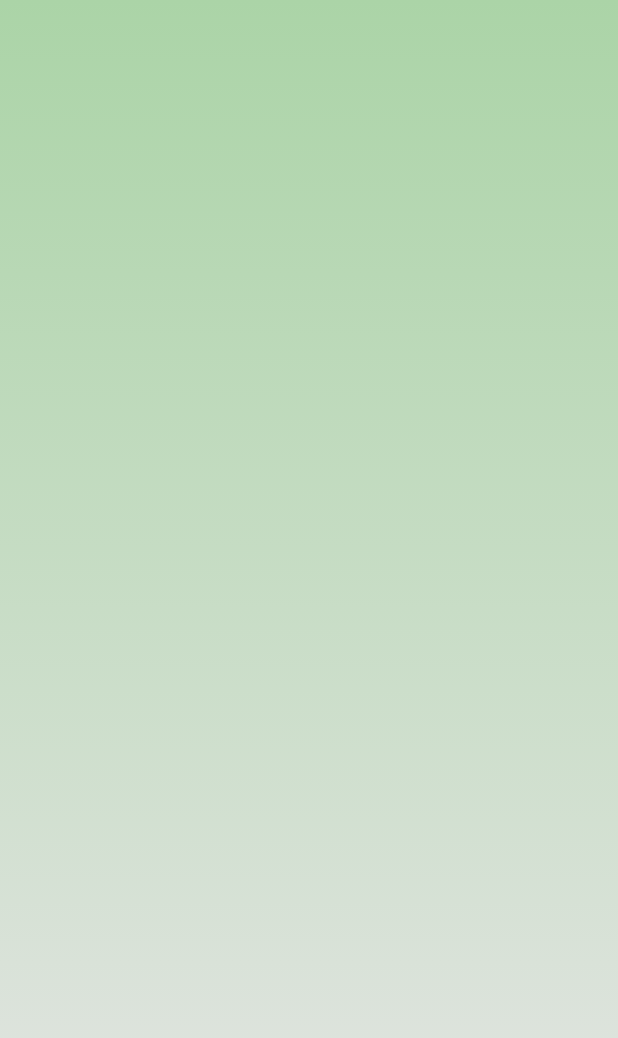
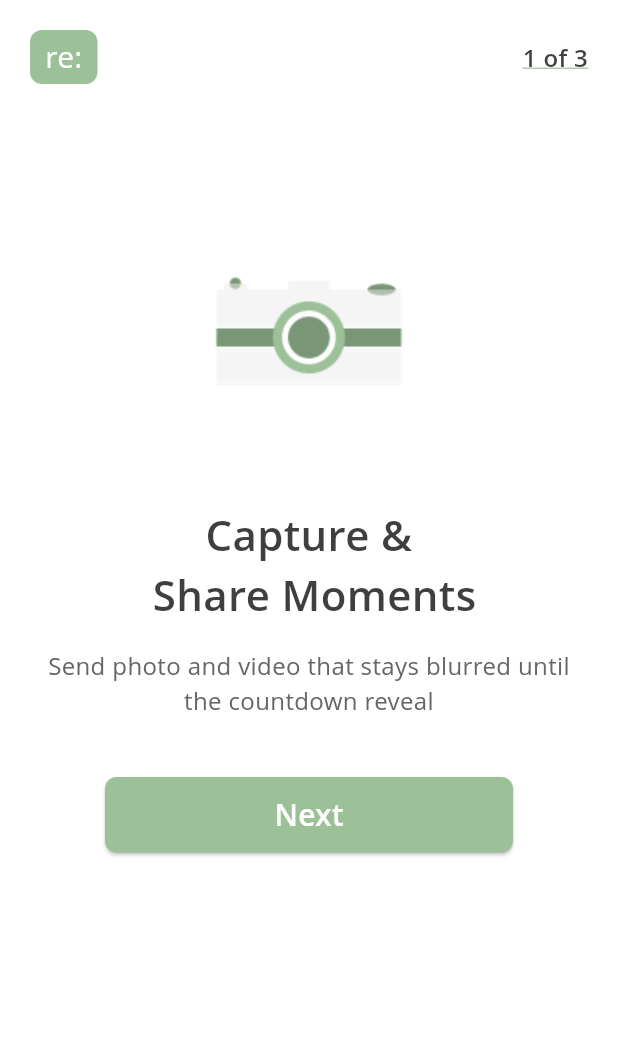
Before and after one commit to MdLimon123/Ree-Socal_Media-App, a Flutter app: the screen it shows after launch, on a phone screen of 412 x 824 dp. Shown: the top 1038 px of the screen. Run offline on Flutter 3.47's test engine with Material 3 defaults, Android fonts, the phone set to English and light mode, and no system bars; our stand-ins replace flutter_screenutil, flutter_spinkit, flutter_svg, get, shared_preferences.

Commit message:
complete onboad screen

```diff
--- a/lib/themes/dark_theme.dart
+++ b/lib/themes/dark_theme.dart
@@ -4,7 +4,7 @@ import 'package:ree_social_media_app/utils/app_colors.dart';
 
 
 ThemeData dark({Color color = const Color(0xFF2683EB)}) => ThemeData(
-  fontFamily: 'Roboto',
+  fontFamily: 'OpenSans',
   primaryColor: color,
   scaffoldBackgroundColor:AppColors.backgroundColor,
   secondaryHeaderColor:  color.withValues(alpha: 0.4),
--- a/lib/themes/light_theme.dart
+++ b/lib/themes/light_theme.dart
@@ -1,7 +1,7 @@
 import 'package:flutter/material.dart';
 
 ThemeData light({Color color = const Color(0xFF039D55)}) => ThemeData(
-  fontFamily: 'Roboto',
+  fontFamily: 'OpenSans',
   primaryColor: color,
   secondaryHeaderColor: Color(0xFF1ED7AA),
   disabledColor: Color(0xFFBABFC4),
--- a/lib/utils/style.dart
+++ b/lib/utils/style.dart
@@ -30,7 +30,7 @@ class AppStyles {
   }) {
     return TextStyle(
         color: color,
-        fontSize: 18.sp,
+        fontSize: 20,
         letterSpacing: letterSpacing,
         fontWeight: fontWeight ?? FontWeight.w400);
   }
--- a/lib/views/base/custom_button.dart
+++ b/lib/views/base/custom_button.dart
@@ -26,17 +26,17 @@ class CustomButton extends StatelessWidget {
       child: ElevatedButton(onPressed:loading? (){}:onTap,
           style: ElevatedButton.styleFrom(
             shape: RoundedRectangleBorder(
-                borderRadius: BorderRadius.circular(24.r)
+                borderRadius: BorderRadius.circular(8.r)
             ),
             backgroundColor: color??AppColors.primaryColor,
-            minimumSize:Size(width??Get.width, height??53.h),
+            minimumSize:Size(width??Get.width, height??52.h),
 
           ),
           child:loading?  SizedBox(
             height: 20.h,
             width: 20.h,
             child: const CircularProgressIndicator(color: Colors.white,),
-          ):Text(text,style:textStyle?? AppStyles.h3(fontWeight: FontWeight.w500,color:Colors.white),)),
+          ):Text(text,style:textStyle?? AppStyles.h3(fontWeight: FontWeight.w600,color:Colors.white,),)),
     );
   }
 }
--- /dev/null
+++ b/lib/views/screen/Splash/Onboard/onboard_screen1.dart
@@ -0,0 +1,93 @@
+import 'package:flutter/material.dart';
+import 'package:get/get.dart';
+import 'package:ree_social_media_app/utils/app_colors.dart';
+import 'package:ree_social_media_app/views/base/custom_button.dart';
+import 'package:ree_social_media_app/views/screen/Splash/Onboard/onboard_screen2.dart';
+
+class OnboardScreen1 extends StatefulWidget {
+  const OnboardScreen1({super.key});
+
+  @override
+  State<OnboardScreen1> createState() => _OnboardScreen1State();
+}
+
+class _OnboardScreen1State extends State<OnboardScreen1> {
+  @override
+  Widget build(BuildContext context) {
+    return Scaffold(
+      body: Padding(
+        padding: EdgeInsets.all(20),
+        child: SafeArea(
+          child: Column(
+            mainAxisAlignment: MainAxisAlignment.start,
+            crossAxisAlignment: CrossAxisAlignment.start,
+            children: [
+              /// logo and text
+              Row(
+                mainAxisAlignment: MainAxisAlignment.spaceBetween,
+                children: [
+                  Container(
+                    height: 36,
+                    width: 45,
+                    decoration: BoxDecoration(
+                      color: AppColors.primaryColor,
+                      borderRadius: BorderRadius.circular(8),
+                    ),
+                    child: Center(
+                      child: Text("re:",
+                      style: TextStyle(
+                        color: Colors.white,
+                        fontSize: 20,
+                        fontWeight: FontWeight.w500,
+                      ),),
+                    ),
+                  ),
+                  Text("1 of 3",
+                  style: TextStyle(
+                    color: Color(0xFF413E3E),
+                    fontSize: 16,
+                    fontWeight: FontWeight.w600,
+                    decoration: TextDecoration.underline,
+                    decorationColor: AppColors.primaryColor
+                  ),)
+                ],
+              ),
+              SizedBox(height: 90,),
+              Center(
+                child: Image.asset('assets/images/camera.png'),
+              ),
+              SizedBox(height: 40,),
+              Center(
+                child: Text("Capture &\n Share Moments",
+                style: TextStyle(
+                  color: Color(0xFF413E3E),
+                  fontSize: 28,
+                  fontWeight: FontWeight.w600,
+                ),
+                textAlign: TextAlign.center,),
+              ),
+              SizedBox(height: 16,),
+              Text("Send photo and video that stays blurred until the countdown reveal",
+              style: TextStyle(
+                color: Color(0xFF676565),
+                fontSize: 16,
+                fontWeight: FontWeight.w400,
+              ),
+              textAlign: TextAlign.center,),
+              SizedBox(height: 40,),
+
+              Padding(
+                padding: const EdgeInsets.symmetric(horizontal: 50),
+                child: CustomButton(onTap: (){
+                  Get.to(()=> OnboardScreen2());
+                }, text: "Next"),
+              )
+
+
+            ],
+          ),
+        ),
+      ),
+    );
+  }
+}
```
Also changed, not shown: lib/views/screen/Splash/Onboard/onboard_screen2.dart (added, +103 -0 lines), lib/views/screen/Splash/Onboard/onboard_screen3.dart (added, +101 -0 lines), lib/views/screen/Splash/splash_screen.dart (+19 -0 lines), pubspec.yaml (+12 -6 lines), assets/fonts/OpenSans-Bold.ttf (added), assets/fonts/OpenSans-ExtraBold.ttf (added), assets/fonts/OpenSans-Light.ttf (added), assets/fonts/OpenSans-Regular.ttf (added), assets/fonts/OpenSans-Semibold.ttf (added), assets/images/camera.png (added), assets/images/comment.png (added), assets/images/share.png (added).
